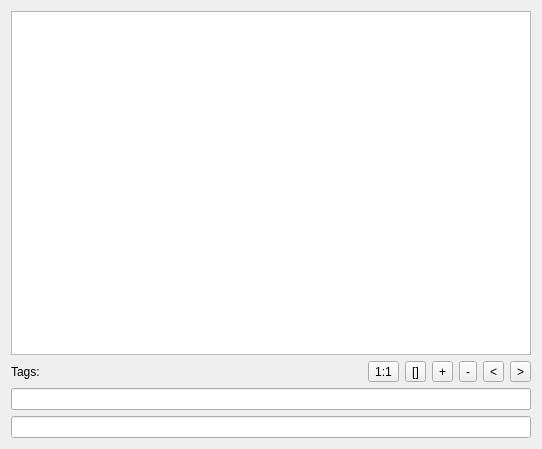
Above: imageview.ui from callaa/Piqs before the change. Below: the same form after it.
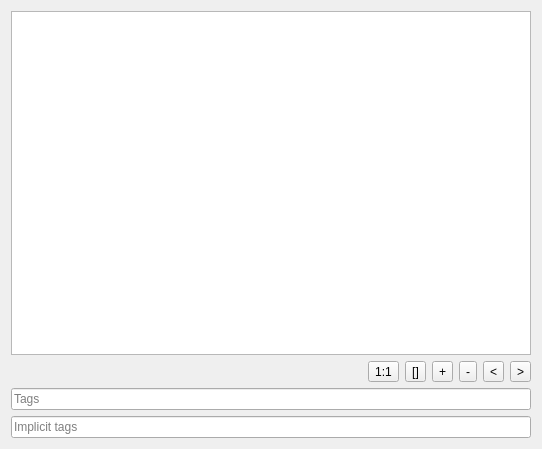
That is the form after the change.

Diff of the .ui file:
```diff
--- a/imageview.ui
+++ b/imageview.ui
@@ -26,13 +26,6 @@
    </item>
    <item>
     <layout class="QHBoxLayout" name="horizontalLayout">
-     <item>
-      <widget class="QLabel" name="label">
-       <property name="text">
-        <string>Tags:</string>
-       </property>
-      </widget>
-     </item>
      <item>
       <spacer name="horizontalSpacer">
        <property name="orientation">
@@ -112,16 +105,20 @@
     </layout>
    </item>
    <item>
-    <widget class="QLineEdit" name="tagedit"/>
+    <widget class="QLineEdit" name="tagedit">
+     <property name="placeholderText">
+      <string>Tags</string>
+     </property>
+    </widget>
    </item>
    <item>
-    <widget class="QLineEdit" name="lineEdit">
-     <property name="frame">
-      <bool>true</bool>
-     </property>
+    <widget class="QLineEdit" name="alltags">
      <property name="readOnly">
       <bool>true</bool>
      </property>
+     <property name="placeholderText">
+      <string>Implicit tags</string>
+     </property>
     </widget>
    </item>
   </layout>
```
Left out of the diff: 6 changed lines with no effect on the pictures.
